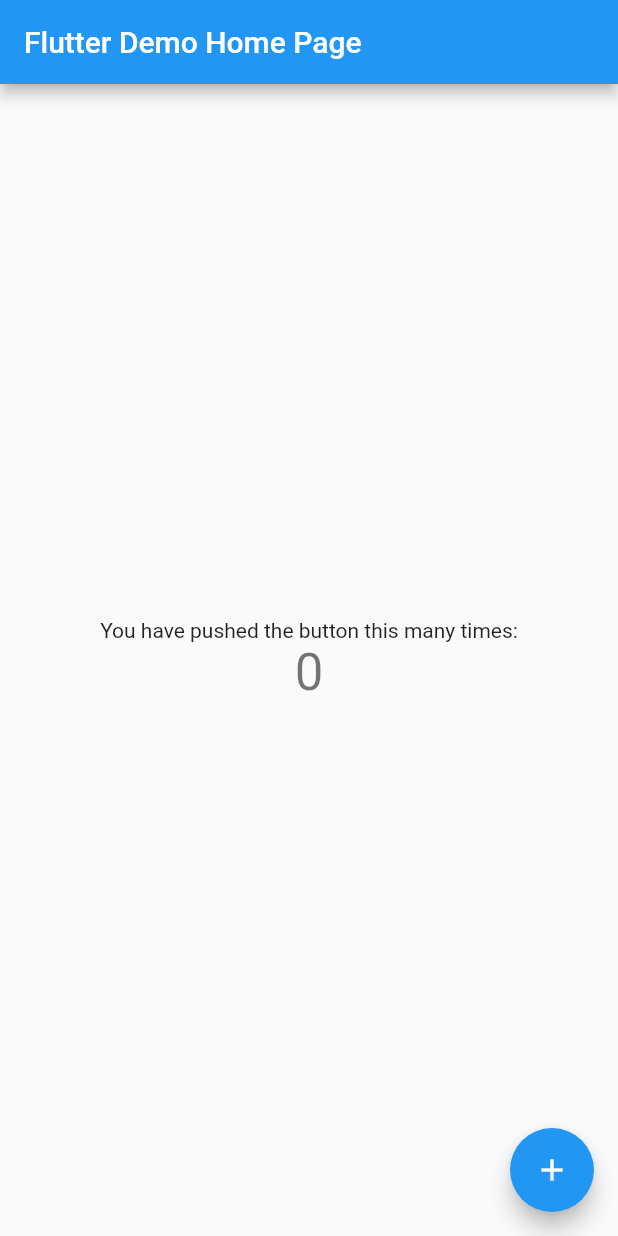
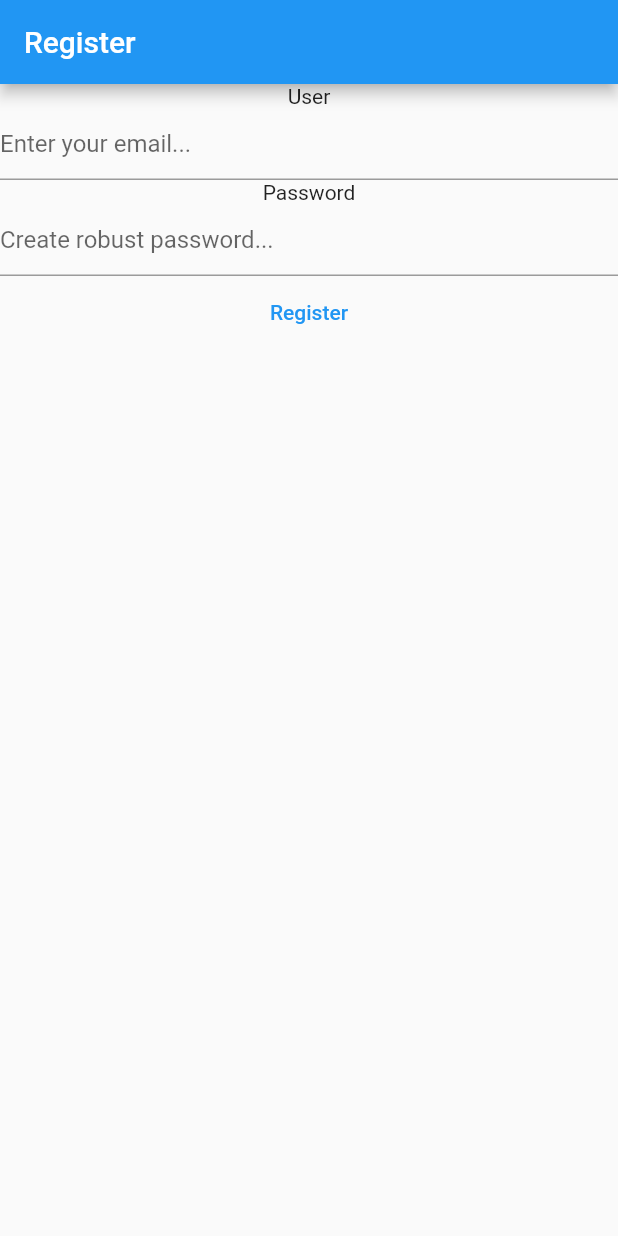
Before and after one commit to galifornia/flutter-notes, a Flutter app: the screen it shows after launch, on a phone screen of 412 x 824 dp. Run offline on Flutter 3.47's test engine with Material 2 defaults, Android fonts, the phone set to English and light mode, and no system bars; our stand-ins replace firebase_auth, firebase_core; accounts and stored records are empty.

```diff
--- a/lib/main.dart
+++ b/lib/main.dart
@@ -1,67 +1,96 @@
+import 'package:firebase_auth/firebase_auth.dart';
+import 'package:firebase_core/firebase_core.dart';
 import 'package:flutter/material.dart';
+import 'firebase_options.dart';
 
 void main() {
-  runApp(const MyApp());
-}
-
-class MyApp extends StatelessWidget {
-  const MyApp({Key? key}) : super(key: key);
-
-  @override
-  Widget build(BuildContext context) {
-    return MaterialApp(
+  WidgetsFlutterBinding.ensureInitialized();
+  runApp(MaterialApp(
     title: 'Flutter Demo',
     theme: ThemeData(
       primarySwatch: Colors.blue,
     ),
-      home: const MyHomePage(title: 'Flutter Demo Home Page'),
-    );
-  }
+    home: const HomePage(),
+  ));
 }
 
-class MyHomePage extends StatefulWidget {
-  const MyHomePage({Key? key, required this.title}) : super(key: key);
-
-  final String title;
+class HomePage extends StatefulWidget {
+  const HomePage({Key? key}) : super(key: key);
 
   @override
-  State<MyHomePage> createState() => _MyHomePageState();
+  State<HomePage> createState() => _HomePageState();
 }
 
-class _MyHomePageState extends State<MyHomePage> {
-  int _counter = 0;
+class _HomePageState extends State<HomePage> {
+  late final TextEditingController _email;
+  late final TextEditingController _password;
 
-  void _incrementCounter() {
-    setState(() {
-      _counter++;
-    });
+  @override
+  void initState() {
+    _email = TextEditingController();
+    _password = TextEditingController();
+    super.initState();
+  }
+
+  @override
+  void dispose() {
+    _email.dispose();
+    _password.dispose();
+    super.dispose();
+  }
+
+  void register() async {
+    final email = _email.text;
+    final password = _password.text;
+
+    final userCredential = await FirebaseAuth.instance
+        .createUserWithEmailAndPassword(email: email, password: password);
+
+    print(userCredential);
   }
 
   @override
   Widget build(BuildContext context) {
     return Scaffold(
         appBar: AppBar(
-        title: Text(widget.title),
+          title: const Text("Register"),
         ),
-      body: Center(
-        child: Column(
-          mainAxisAlignment: MainAxisAlignment.center,
-          children: <Widget>[
-            const Text(
-              'You have pushed the button this many times:',
+        body: FutureBuilder(
+            future: Firebase.initializeApp(
+              options: DefaultFirebaseOptions.currentPlatform,
             ),
-            Text(
-              '$_counter',
-              style: Theme.of(context).textTheme.headline4,
+            builder: (context, snapshot) {
+              switch (snapshot.connectionState) {
+                case ConnectionState.done:
+                  return Column(
+                    children: [
+                      const Text("User"),
+                      TextField(
+                        controller: _email,
+                        enableSuggestions: false,
+                        autocorrect: false,
+                        keyboardType: TextInputType.emailAddress,
+                        decoration: const InputDecoration(
+                            hintText: "Enter your email..."),
+                      ),
+                      const Text("Password"),
+                      TextField(
+                        controller: _password,
+                        obscureText: true,
+                        enableSuggestions: false,
+                        autocorrect: false,
+                        decoration: const InputDecoration(
+                            hintText: "Create robust password..."),
+                      ),
+                      TextButton(
+                        onPressed: register,
+                        child: const Text("Register"),
                       ),
                     ],
-        ),
-      ),
-      floatingActionButton: FloatingActionButton(
-        onPressed: _incrementCounter,
-        tooltip: 'Increment',
-        child: const Icon(Icons.add),
-      ),
                   );
+                default:
+                  return const Text("Loading");
+              }
+            }));
   }
 }
```
Also changed, not shown: 1 other file. Lines whose indentation alone changed are shown as unchanged.
